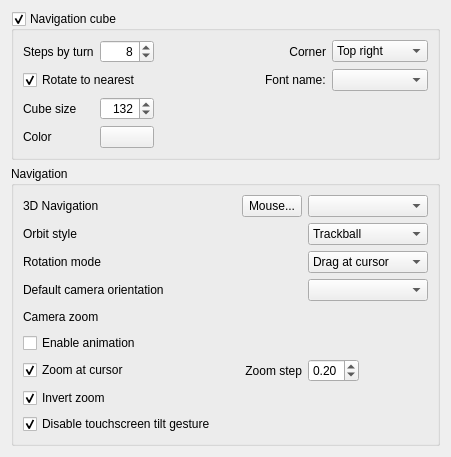
Qt form src/Gui/DlgSettingsNavigation.ui (southseact-3d/fcd) before a commit.
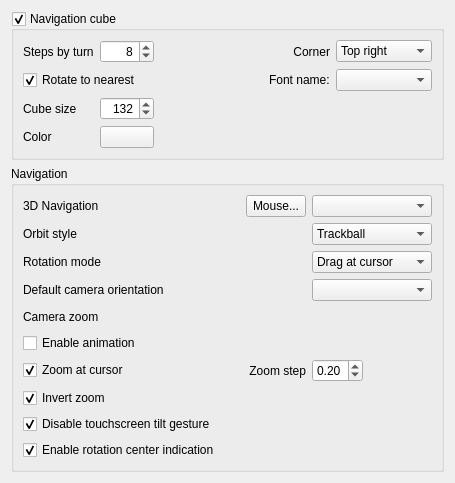
The same form after that commit. Custom widgets are drawn as their Qt base class.

Commit message: Add option to disable rotation center indication

Patch:
```diff
--- a/src/Gui/DlgSettingsNavigation.ui
+++ b/src/Gui/DlgSettingsNavigation.ui
@@ -615,6 +615,25 @@
         </property>
        </widget>
       </item>
+      <item row="9" column="0">
+       <widget class="Gui::PrefCheckBox" name="checkBoxShowRotationCenter">
+        <property name="toolTip">
+         <string>Show the rotation center when dragging.</string>
+        </property>
+        <property name="text">
+         <string>Enable rotation center indication</string>
+        </property>
+        <property name="checked">
+         <bool>true</bool>
+        </property>
+        <property name="prefEntry" stdset="0">
+         <cstring>ShowRotationCenter</cstring>
+        </property>
+        <property name="prefPath" stdset="0">
+         <cstring>View</cstring>
+        </property>
+       </widget>
+      </item>
      </layout>
     </widget>
    </item>
```
The commit also changes 3 other files.
